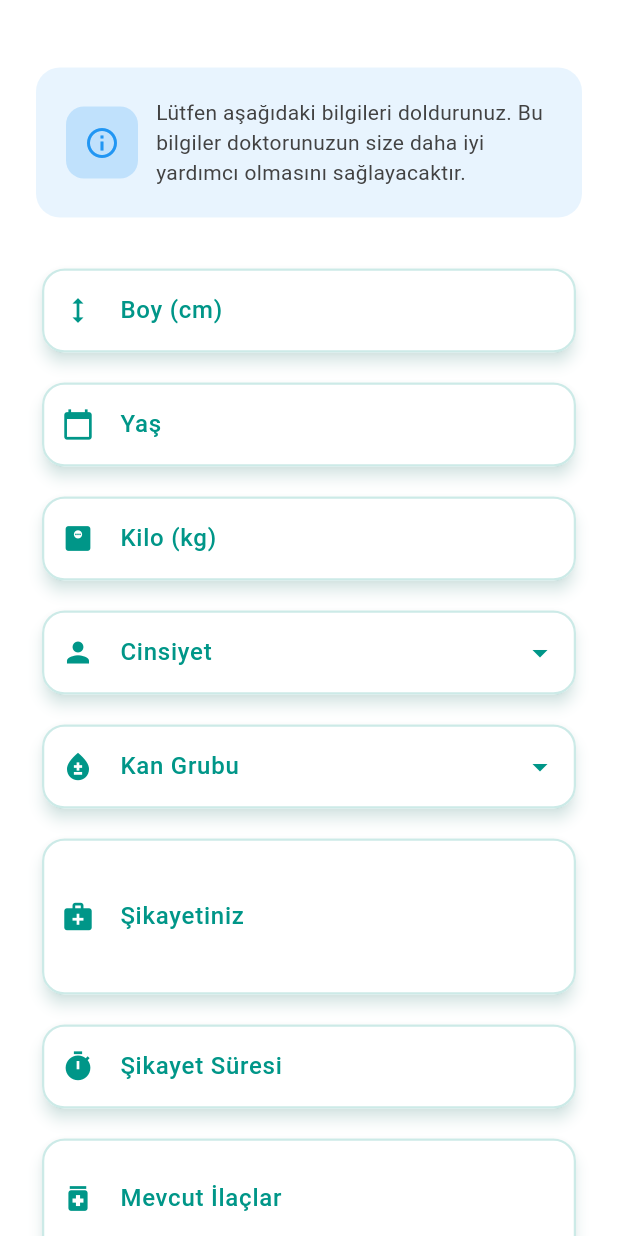
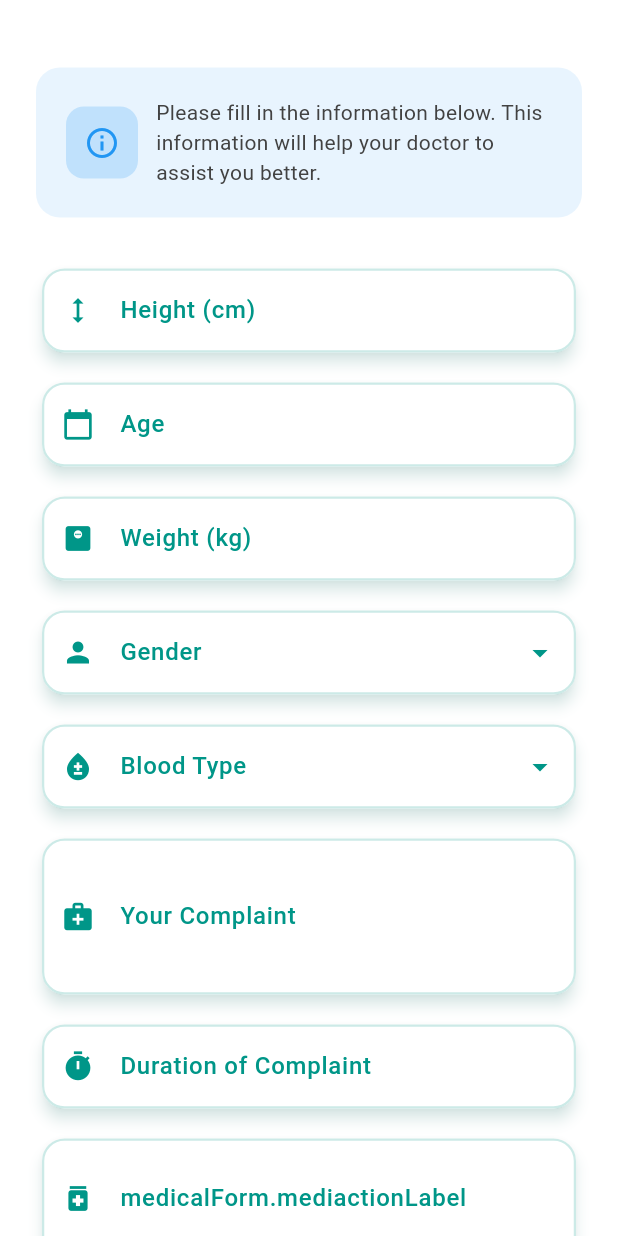
Before and after one commit to recepzgrmh/DoktorumOnline-AI, a Flutter app: the HomeScreen screen opened directly, on a phone screen of 412 x 824 dp. Run offline on Flutter 3.47's test engine with Material 3 defaults, Android fonts, the phone set to English and light mode, and no system bars; our stand-ins replace cloud_firestore, dash_chat_2, easy_localization, file_picker, firebase_analytics, firebase_auth and 8 more; missing offline and left inert: chat_gpt_sdk, openai_dart, syncfusion_flutter_pdf, tutorial_coach_mark; accounts and stored records are empty; generated files the repository leaves out were written again; network calls fail.

Commit message:
dil dosyaları eklendi ve yapay zeka artık tıbbi olmayan belgelerin yorumunu yapmıyor

```diff
--- a/lib/screens/complaint_screen.dart
+++ b/lib/screens/complaint_screen.dart
@@ -103,7 +103,7 @@ class _ComplaintScreenState extends State<ComplaintScreen> {
       final parts = await _service.getFollowUpQuestions(
         _formData!.toProfileMap(),
         _formData!.toComplaintMap(),
-        activeUserName,
+        activeUserName!,
         null,
       );
 
--- a/lib/screens/home_screen.dart
+++ b/lib/screens/home_screen.dart
@@ -169,10 +169,10 @@ class HomeScreenState extends State<HomeScreen> {
                   (context, controller) => CoachmarkDesc(
                     text:
                         _hasProfileData
-                            ? 'Şikayetinizi başlatmak için buraya tıklayın'
-                            : 'Tüm bilgileri doldurduktan sonra şikayetinizi başlatın',
-                    next: 'Bitir',
-                    skip: 'Geç',
+                            ? 'tutorial_start_complaint'.tr()
+                            : 'tutorial_start_complaint_noUser'.tr(),
+                    next: 'finish'.tr(),
+                    skip: 'skip'.tr(),
                     onNext: () {
                       controller.skip();
                     },
@@ -342,7 +342,7 @@ class HomeScreenState extends State<HomeScreen> {
       final parts = await _service.getFollowUpQuestions(
         _formData!.toProfileMap(),
         _formData!.toComplaintMap(),
-        activeUserName,
+        activeUserName!,
         fileAnalysis,
       );
 
--- a/lib/screens/opening.dart
+++ b/lib/screens/opening.dart
@@ -41,10 +41,11 @@ class _OpeningState extends State<Opening> {
                         ),
                       ),
                       const SizedBox(width: 8),
-                      const Text('English'),
+                      Text('english_language'.tr()),
                     ],
                   ),
                 ),
+
                 DropdownMenuItem(
                   value: 'tr',
                   child: Row(
@@ -58,7 +59,7 @@ class _OpeningState extends State<Opening> {
                         ),
                       ),
                       const SizedBox(width: 8),
-                      const Text('Türkçe'),
+                      Text('turkish_language'.tr()),
                     ],
                   ),
                 ),
--- a/lib/screens/profiles_screen.dart
+++ b/lib/screens/profiles_screen.dart
@@ -201,8 +201,8 @@ class ProfilesScreenState extends State<ProfilesScreen> {
                       Expanded(
                         child:
                             _profiles.isEmpty
-                                ? const EmptyStateWidget(
-                                  message: 'empty_state_message',
+                                ? EmptyStateWidget(
+                                  message: 'empty_state_message'.tr(),
                                   icon: Icons.person_add,
                                 )
                                 : ListView.builder(
--- a/lib/services/openai_service.dart
+++ b/lib/services/openai_service.dart
@@ -30,40 +30,37 @@ class OpenAIService {
     // —— 1) Prompt'u oluştur ———
     final prompt =
         StringBuffer()
-          ..writeln("Kullanıcı profil bilgileri:")
-          ..writeln("- Boy: ${profileData['Boy']}")
-          ..writeln("- Yaş: ${profileData['Yaş']}")
-          ..writeln("- Kilo: ${profileData['Kilo']}")
-          ..writeln("- Cinsiyet: ${profileData['Cinsiyet']}")
-          ..writeln("- Kan Grubu: ${profileData['Kan Grubu']}")
+          ..writeln('ai_prompt_user_profile_info'.tr())
+          ..writeln("- ${'ai_prompt_height'.tr()}: ${profileData['Boy']}")
+          ..writeln("- ${'ai_prompt_age'.tr()}: ${profileData['Yaş']}")
+          ..writeln("- ${'ai_prompt_weight'.tr()}: ${profileData['Kilo']}")
+          ..writeln("- ${'ai_prompt_gender'.tr()}: ${profileData['Cinsiyet']}")
           ..writeln(
-            "- Kronik Rahatsızlık: ${profileData['Kronik Rahatsızlık']}",
+            "- ${'ai_prompt_blood_type'.tr()}: ${profileData['Kan Grubu']}",
+          )
+          ..writeln(
+            "- ${'ai_prompt_chronic_illness'.tr()}: ${profileData['Kronik Rahatsızlık']}",
           )
           ..writeln()
-          ..writeln("Şikayet bilgileri:")
-          ..writeln("- Şikayet: ${complaintData['Şikayet']}")
-          ..writeln("- Şikayet Süresi: ${complaintData['Şikayet Süresi']}")
-          ..writeln("- Mevcut İlaçlar: ${complaintData['Mevcut İlaçlar']}")
+          ..writeln('ai_prompt_complaint_info'.tr())
+          ..writeln(
+            "- ${'ai_prompt_complaint'.tr()}: ${complaintData['Şikayet']}",
+          )
+          ..writeln(
+            "- ${'ai_prompt_complaint_duration'.tr()}: ${complaintData['Şikayet Süresi']}",
+          )
+          ..writeln(
+            "- ${'ai_prompt_current_meds'.tr()}: ${complaintData['Mevcut İlaçlar']}",
+          )
           ..writeln();
     if (fileAnalysis != null && fileAnalysis.isNotEmpty) {
-      prompt.writeln(
-        "Ayrıca kullanıcı tarafından yüklenen dosyanın analizi de aşağıdadır:",
-      );
+      prompt.writeln('ai_prompt_file_analysis_header'.tr());
       fileAnalysis.forEach((key, value) {
         prompt.writeln("- $key: $value");
       });
       prompt.writeln();
     }
-    prompt
-      ..writeln(
-        "Lütfen kullanıcının sağladığı tüm hasta bilgilerini dikkatle incele ve aşağıdaki adımları takip et:",
-      )
-      ..writeln()
-      ..writeln(
-        "Sunulan verilerde eksik veya belirsiz kalan noktaları belirt ve netleştirmek için kullanıcıya spesifik sorular sor. Bu soruları madde madde sor (sorular 1,2,3... şeklinde sayılarla belirtilmeli). Her bir soru birbirinden farklı olmalı. Benim promptuma karşılık olarak bir şey söyleme direkt olarak soruları ver",
-      )
-      ..writeln()
-      ..writeln("Her aşamada net, anlaşılır ve empatik bir dil kullan.");
+    prompt.writeln('ai_prompt_ask_questions_instruction'.tr());
 
     // —— 2) ChatGPT'den yanıtı al ————————————————————————————
     final raw = await _postToChatGPT(prompt.toString());
@@ -115,45 +112,47 @@ class OpenAIService {
   ) async {
     final prompt =
         StringBuffer()
-          ..writeln("Kullanıcı profil bilgileri:")
-          ..writeln("- Boy: ${profileData['Boy']}")
-          ..writeln("- Yaş: ${profileData['Yaş']}")
-          ..writeln("- Kilo: ${profileData['Kilo']}")
-          ..writeln("- Cinsiyet: ${profileData['Cinsiyet']}")
-          ..writeln("- Kan Grubu: ${profileData['Kan Grubu']}")
+          ..writeln('ai_prompt_user_profile_info'.tr())
+          ..writeln("- ${'ai_prompt_height'.tr()}: ${profileData['Boy']}")
+          ..writeln("- ${'ai_prompt_age'.tr()}: ${profileData['Yaş']}")
+          ..writeln("- ${'ai_prompt_weight'.tr()}: ${profileData['Kilo']}")
+          ..writeln("- ${'ai_prompt_gender'.tr()}: ${profileData['Cinsiyet']}")
           ..writeln(
-            "- Kronik Rahatsızlık: ${profileData['Kronik Rahatsızlık']}",
+            "- ${'ai_prompt_blood_type'.tr()}: ${profileData['Kan Grubu']}",
+          )
+          ..writeln(
+            "- ${'ai_prompt_chronic_illness'.tr()}: ${profileData['Kronik Rahatsızlık']}",
           )
           ..writeln()
-          ..writeln("Şikayet bilgileri:")
-          ..writeln("- Şikayet: ${complaintData['Şikayet']}")
-          ..writeln("- Şikayet Süresi: ${complaintData['Şikayet Süresi']}")
-          ..writeln("- Mevcut İlaçlar: ${complaintData['Mevcut İlaçlar']}")
+          ..writeln('ai_prompt_complaint_info'.tr())
+          ..writeln(
+            "- ${'ai_prompt_complaint'.tr()}: ${complaintData['Şikayet']}",
+          )
+          ..writeln(
+            "- ${'ai_prompt_complaint_duration'.tr()}: ${complaintData['Şikayet Süresi']}",
+          )
+          ..writeln(
+            "- ${'ai_prompt_current_meds'.tr()}: ${complaintData['Mevcut İlaçlar']}",
+          )
           ..writeln()
-          ..writeln("Kullanıcının takip sorularına verdiği cevaplar:")
+          ..writeln(
+            "Kullanıcının takip sorularına verdiği cevaplar:",
+          ) // Bu kısım AI'a gittiği için çevrilebilir veya sabit kalabilir
           ..writeAll(
             answers.asMap().entries.map((e) => "${e.key + 1}. ${e.value}"),
             "\n",
           )
           ..writeln();
     if (fileAnalysis != null && fileAnalysis.isNotEmpty) {
-      prompt.writeln(
-        "Ayrıca kullanıcı tarafından yüklenen dosyanın analizi de aşağıdadır:",
-      );
+      prompt.writeln('ai_prompt_file_analysis_header'.tr());
       fileAnalysis.forEach((key, value) {
         prompt.writeln("- $key: $value");
       });
       prompt.writeln();
     }
     prompt
-      ..writeln(
-        "Yukarıdaki tüm bilgileri (profil, şikayet, soru-cevaplar VE VARSA DOSYA ANALİZİ) birlikte HARMANLAYARAK kapsamlı bir tıbbi değerlendirme yap ve önerilerde bulun.  "
-        "Hastanın şikayetini hafifletecek öneriler ver; gerekirse doktora yönlendir.",
-      )
-      ..writeln(
-        "Yanıtına mutlaka şu cümleyle BAŞLA ve kullanıcı bilgilerini yeniden listeleme: "
-        "\"Verdiğiniz bilgilere dayanarak çıkarımlarım şöyle:\"",
-      );
+      ..writeln('ai_prompt_final_evaluation_instruction'.tr())
+      ..writeln('ai_prompt_final_evaluation_start_sentence'.tr());
 
     final result = await _postToChatGPT(prompt.toString());
     return result.trim();
@@ -170,7 +169,7 @@ class OpenAIService {
       body: jsonEncode({
         'model': 'gpt-4o',
         'messages': [
-          {'role': 'system', 'content': 'Sen bir tıbbi asistansın.'},
+          {'role': 'system', 'content': 'ai_system_prompt_medical'.tr()},
           {'role': 'user', 'content': content},
         ],
         'max_tokens': 3000,
@@ -213,8 +212,12 @@ class OpenAIService {
   }
 
   Map<String, String> _parseAnalysisResponse(String reply) {
+    final rejectionMessage = 'non_medical_document_error'.tr();
+    if (reply.trim() == rejectionMessage) {
+      return {'Hata': rejectionMessage};
+    }
+
     final Map<String, String> analysisResults = {};
-    // Yanıtı "##" karakterine göre bölerek başlıkları ve içerikleri ayır
     final sections = reply.split('##');
 
     for (var section in sections) {
@@ -243,23 +246,14 @@ class OpenAIService {
 
     final chunks = chunkText(fullText, 3000);
     Map<String, String> analysisResults = {};
-
+    final systemPrompt = 'ai_prompt_file_analysis_system_prompt'.tr();
     for (var part in chunks) {
       try {
         final res = await client.createChatCompletion(
           request: CreateChatCompletionRequest(
             model: ChatCompletionModel.model(ChatCompletionModels.gpt4o),
             messages: [
-              ChatCompletionMessage.system(
-                content:
-                    "Bir doktor titizliğiyle gelen metni detaylıca incele. Lütfen aşağıdaki başlıklar altında kapsamlı bir analiz yap, Kullanıcının Anlayabileceği Yalın bir dil kullan. Her başlığı '##' işareti ile başlat ve içeriğini altına yaz:\n\n"
-                    "## Genel Değerlendirme\n"
-                    "## Tespit Edilen Durumlar\n"
-                    "## Risk Faktörleri\n"
-                    "## Öneriler\n"
-                    "## Takip Önerileri\n\n"
-                    "Kullanıcının anlayabileceği sade bir dil kullan, ancak gerekli tıbbi terimleri de açıklayarak kullan. Her bölüm için detaylı ve kapsamlı bilgi ver.",
-              ),
+              ChatCompletionMessage.system(content: systemPrompt),
               ChatCompletionMessage.user(
                 content: ChatCompletionUserMessageContent.parts([
                   ChatCompletionMessageContentPart.text(text: part),
@@ -291,6 +285,8 @@ class OpenAIService {
       final bytes = await file.readAsBytes();
       final base64Image = base64Encode(bytes);
 
+      final systemPrompt = 'ai_prompt_file_analysis_system_prompt'.tr();
+      final userPrompt = 'ai_prompt_analyze_image_request'.tr();
       // `openai_dart` client'ını kullanarak API'ye istek gönder
       final res = await client.createChatCompletion(
         request: CreateChatCompletionRequest(
@@ -298,21 +294,12 @@ class OpenAIService {
             ChatCompletionModels.chatgpt4oLatest,
           ),
           messages: [
-            ChatCompletionMessage.system(
-              content:
-                  // PDF analiziyle aynı sistem prompt'u
-                  "Bir doktor titizliğiyle gelen tıbbi raporu (resim formatında) detaylıca incele. Lütfen aşağıdaki başlıklar altında kapsamlı bir analiz yap, Kullanıcının Anlayabileceği Yalın bir dil kullan. Her başlığı '##' işareti ile başlat ve içeriğini altına yaz:\n\n"
-                  "## Genel Değerlendirme\n"
-                  "## Tespit Edilen Durumlar\n"
-                  "## Risk Faktörleri\n"
-                  "## Öneriler\n"
-                  "## Takip Önerileri\n\n"
-                  "Kullanıcının anlayabileceği sade bir dil kullan, ancak gerekli tıbbi terimleri de açıklayarak kullan. Her bölüm için detaylı ve kapsamlı bilgi ver.",
-            ),
+            // Lokalize edilmiş değişkenleri kullan
+            ChatCompletionMessage.system(content: systemPrompt),
             ChatCompletionMessage.user(
               content: ChatCompletionUserMessageContent.parts([
                 ChatCompletionMessageContentPart.text(
-                  text: "Lütfen bu tıbbi rapor resmini analiz et.",
+                  text: userPrompt, // Burası da lokalize edildi
                 ),
                 ChatCompletionMessageContentPart.image(
                   imageUrl: ChatCompletionMessageImageUrl(
--- a/lib/services/validation_service.dart
+++ b/lib/services/validation_service.dart
@@ -1,78 +1,80 @@
+import 'package:easy_localization/easy_localization.dart';
+
 class ValidationService {
   static String? validateHeight(String? value) {
     if (value == null || value.isEmpty) {
-      return 'Lütfen boyunuzu giriniz';
+      return 'validation_enter_height'.tr();
     }
     final height = double.tryParse(value);
     if (height == null || height <= 0 || height > 300) {
-      return 'Geçerli bir boy değeri giriniz (1-300 cm)';
+      return 'validation_invalid_height'.tr();
     }
     return null;
   }
 
   static String? validateAge(String? value) {
     if (value == null || value.isEmpty) {
-      return 'Lütfen yaşınızı giriniz';
+      return 'validation_enter_age'.tr();
     }
     final age = int.tryParse(value);
     if (age == null || age <= 0 || age > 120) {
-      return 'Geçerli bir yaş giriniz (1-120)';
+      return 'validation_enter_age'.tr();
     }
     return null;
   }
 
   static String? validateWeight(String? value) {
     if (value == null || value.isEmpty) {
-      return 'Lütfen kilonuzu giriniz';
+      return 'validation_enter_weight'.tr();
     }
     final weight = double.tryParse(value);
     if (weight == null || weight <= 0 || weight > 500) {
-      return 'Geçerli bir kilo değeri giriniz (1-500 kg)';
+      return 'validation_inavlid_weight';
     }
     return null;
   }
 
   static String? validateGender(String? value) {
     if (value == null || value.isEmpty) {
-      return 'Lütfen cinsiyetinizi seçiniz';
+      return 'validation_select_gender'.tr();
     }
     return null;
   }
 
   static String? validateBloodType(String? value) {
     if (value == null || value.isEmpty) {
-      return 'Lütfen kan grubunuzu seçiniz';
+      return 'validation_select_blood_type'.tr();
     }
     return null;
   }
 
   static String? validateComplaint(String? value) {
     if (value == null || value.isEmpty) {
-      return 'Lütfen şikayetinizi giriniz';
+      return 'validation_enter_complaint'.tr();
     }
     if (value.length < 10) {
-      return 'Lütfen şikayetinizi daha detaylı açıklayınız (en az 10 karakter)';
+      return 'validation_complaint_short'.tr();
     }
     return null;
   }
 
   static String? validateDuration(String? value) {
     if (value == null || value.isEmpty) {
-      return 'Lütfen şikayet sürenizi giriniz';
+      return "validation_enter_duration".tr();
     }
     return null;
   }
 
   static String? validateMedication(String? value) {
     if (value != null && value.isNotEmpty && value.length < 3) {
-      return 'Lütfen ilaç bilgisini daha detaylı giriniz';
+      return 'validation_invalid_drug'.tr();
     }
     return null;
   }
 
   static String? validateChronicDisease(String? value) {
     if (value != null && value.isNotEmpty && value.length < 3) {
-      return 'Lütfen kronik rahatsızlık bilgisini daha detaylı giriniz';
+      return 'validation_invalid_cronical'.tr();
     }
     return null;
   }
--- a/lib/widgets/medical_form.dart
+++ b/lib/widgets/medical_form.dart
@@ -1,3 +1,4 @@
+import 'package:easy_localization/easy_localization.dart';
 import 'package:flutter/material.dart';
 import 'package:login_page/models/medical_form_data.dart';
 import 'package:login_page/services/validation_service.dart';
@@ -81,7 +82,7 @@ class MedicalForm extends StatelessWidget {
               const SizedBox(width: 12),
               Expanded(
                 child: Text(
-                  'Lütfen aşağıdaki bilgileri doldurunuz. Bu bilgiler doktorunuzun size daha iyi yardımcı olmasını sağlayacaktır.',
+                  'medicalForm.infoText'.tr(),
                   style: theme.textTheme.bodyMedium,
                 ),
               ),
@@ -90,7 +91,7 @@ class MedicalForm extends StatelessWidget {
         ),
         const SizedBox(height: 24),
         CustomTextWidget(
-          title: 'Boy (cm)',
+          title: 'medicalForm.heightLabel'.tr(),
           icon: Icons.height,
           controller: boyController,
           keyboardType: TextInputType.number,
@@ -98,7 +99,7 @@ class MedicalForm extends StatelessWidget {
           onChanged: (_) => _notifyFormChanged(),
         ),
         CustomTextWidget(
-          title: 'Yaş',
+          title: 'medicalForm.ageLabel'.tr(),
           icon: Icons.calendar_today,
           controller: yasController,
           keyboardType: TextInputType.number,
@@ -106,7 +107,7 @@ class MedicalForm extends StatelessWidget {
           onChanged: (_) => _notifyFormChanged(),
         ),
         CustomTextWidget(
-          title: 'Kilo (kg)',
+          title: 'medicalForm.weightLabel'.tr(),
           icon: Icons.monitor_weight,
           controller: kiloController,
           keyboardType: TextInputType.number,
@@ -115,12 +116,18 @@ class MedicalForm extends StatelessWidget {
         ),
 
         CustomDropdownWidget<String>(
-          label: 'Cinsiyet',
+          label: 'medicalForm.genderLabel'.tr(),
           icon: Icons.person,
           value: cinsiyet,
-          items: const [
-            DropdownMenuItem(value: 'Erkek', child: Text('Erkek')),
-            DropdownMenuItem(value: 'Kadın', child: Text('Kadın')),
+          items: [
+            DropdownMenuItem(
+              value: 'Erkek',
+              child: Text('medicalForm.genderMale'.tr()),
+            ),
+            DropdownMenuItem(
+              value: 'Kadın',
+              child: Text('medicalForm.genderFemale'.tr()),
+            ),
           ],
           onChanged: (value) {
             onCinsiyetChanged(value);
@@ -130,7 +137,7 @@ class MedicalForm extends StatelessWidget {
         ),
 
         CustomDropdownWidget<String>(
-          label: 'Kan Grubu',
+          label: 'medicalForm.bloodTypeLabel'.tr(),
           icon: Icons.bloodtype,
           value: kanGrubu,
           items: const [
@@ -151,7 +158,7 @@ class MedicalForm extends StatelessWidget {
         ),
 
         CustomTextWidget(
-          title: 'Şikayetiniz',
+          title: 'medicalForm.complaintLabel'.tr(),
           icon: Icons.medical_services,
           controller: sikayetController,
           maxLines: 3,
@@ -159,14 +166,14 @@ class MedicalForm extends StatelessWidget {
           onChanged: (_) => _notifyFormChanged(),
         ),
         CustomTextWidget(
-          title: 'Şikayet Süresi',
+          title: 'medicalForm.durationLabel'.tr(),
           icon: Icons.timer,
           controller: sureController,
           validator: ValidationService.validateDuration,
           onChanged: (_) => _notifyFormChanged(),
         ),
         CustomTextWidget(
-          title: 'Mevcut İlaçlar',
+          title: 'medicalForm.mediactionLabel'.tr(),
           icon: Icons.medication,
           controller: ilacController,
           maxLines: 2,
@@ -174,7 +181,7 @@ class MedicalForm extends StatelessWidget {
           onChanged: (_) => _notifyFormChanged(),
         ),
         CustomTextWidget(
-          title: 'Kronik Rahatsızlık',
+          title: 'medicalForm.chronicDiseaseLabel'.tr(),
           icon: Icons.health_and_safety,
           controller: illnessController,
           maxLines: 2,
--- a/lib/widgets/profile_form.dart
+++ b/lib/widgets/profile_form.dart
@@ -1,3 +1,4 @@
+import 'package:easy_localization/easy_localization.dart';
 import 'package:flutter/material.dart';
 import 'package:login_page/services/validation_service.dart';
 import 'package:login_page/widgets/custom_dropdown_widget.dart';
@@ -57,7 +58,7 @@ class ProfileForm extends StatelessWidget {
               const SizedBox(width: 12),
               Expanded(
                 child: Text(
-                  'Profil bilgilerinizi güncelleyin. Bu bilgiler AI doktorunuzun size daha iyi hizmet vermesini sağlayacaktır.',
+                  'update_profile_warning'.tr(),
                   style: theme.textTheme.bodyMedium,
                 ),
               ),
@@ -67,7 +68,7 @@ class ProfileForm extends StatelessWidget {
         const SizedBox(height: 24),
 
         CustomTextWidget(
-          title: 'Profil Adı',
+          title: 'profile_name'.tr(),
           icon: Icons.person,
           controller: nameController,
           validator: (value) {
@@ -82,7 +83,7 @@ class ProfileForm extends StatelessWidget {
         ),
 
         CustomTextWidget(
-          title: 'Boy (cm)',
+          title: 'medicalForm.heightLabel'.tr(),
           icon: Icons.height,
           controller: boyController,
           keyboardType: TextInputType.number,
@@ -90,7 +91,7 @@ class ProfileForm extends StatelessWidget {
         ),
 
         CustomTextWidget(
-          title: 'Yaş',
+          title: 'medicalForm.ageLabel'.tr(),
           icon: Icons.calendar_today,
           controller: yasController,
           keyboardType: TextInputType.number,
@@ -98,7 +99,7 @@ class ProfileForm extends StatelessWidget {
         ),
 
         CustomTextWidget(
-          title: 'Kilo (kg)',
+          title: 'medicalForm.weightLabel'.tr(),
           icon: Icons.monitor_weight,
           controller: kiloController,
           keyboardType: TextInputType.number,
@@ -106,19 +107,25 @@ class ProfileForm extends StatelessWidget {
         ),
 
         CustomDropdownWidget<String>(
-          label: 'Cinsiyet',
+          label: 'medicalForm.genderLabel'.tr(),
           icon: Icons.person,
           value: cinsiyet,
-          items: const [
-            DropdownMenuItem(value: 'Erkek', child: Text('Erkek')),
-            DropdownMenuItem(value: 'Kadın', child: Text('Kadın')),
+          items: [
+            DropdownMenuItem(
+              value: 'Erkek',
+              child: Text('medicalForm.genderMale'.tr()),
+            ),
+            DropdownMenuItem(
+              value: 'Kadın',
+              child: Text('medicalForm.genderFemale'.tr()),
+            ),
           ],
           onChanged: onCinsiyetChanged,
           validator: ValidationService.validateGender,
         ),
 
         CustomDropdownWidget<String>(
-          label: 'Kan Grubu',
+          label: 'medicalForm.bloodTypeLabel'.tr(),
           icon: Icons.bloodtype,
           value: kanGrubu,
           items: const [
--- a/pubspec.yaml
+++ b/pubspec.yaml
@@ -16,7 +16,7 @@ publish_to: "none" # Remove this line if you wish to publish to pub.dev
 # https://developer.apple.com/library/archive/documentation/General/Reference/InfoPlistKeyReference/Articles/CoreFoundationKeys.html
 # In Windows, build-name is used as the major, minor, and patch parts
 # of the product and file versions while build-number is used as the build suffix.
-version: 1.2.4+21
+version: 1.2.5+22
 
 environment:
   sdk: ^3.7.0
@@ -83,9 +83,11 @@ flutter:
     - assets/icon/app_icon.png
     - assets/.env
     - assets/lang/en.json
+
     - assets/lang/tr.json
+    - assets/icon/en.svg
+
     - assets/icon/tr.svg
-    - assets/icon/en.svg
 
   # To add assets to your application, add an assets section, like this:
   # assets:
```
Also changed, not shown: assets/lang/en.json (+99 -44 lines), assets/lang/tr.json (+73 -2 lines), lib/screens/settings_screen/notifications_screen.dart (+5 -4 lines), lib/services/profile_service.dart (+5 -3 lines).
